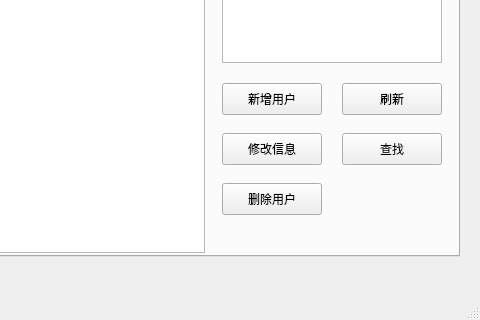
MyQt/Invoice-Manger-Demo, file src/mainwindow.ui: the form before one commit; both pictures show x 320 to 800 and y 280 to 600 of the 800 by 600 pixel window.
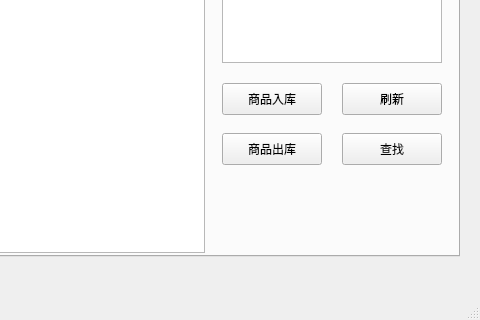
The form after the commit.

Commit message: add production module

```diff
--- a/src/mainwindow.ui
+++ b/src/mainwindow.ui
@@ -48,20 +48,7 @@
        <enum>QAbstractItemView::SelectRows</enum>
       </property>
      </widget>
-     <widget class="QPushButton" name="removeUserButton_2">
-      <property name="geometry">
-       <rect>
-        <x>520</x>
-        <y>420</y>
-        <width>100</width>
-        <height>32</height>
-       </rect>
-      </property>
-      <property name="text">
-       <string>删除用户</string>
-      </property>
-     </widget>
-     <widget class="QPushButton" name="newUserButton_2">
+     <widget class="QPushButton" name="newProductionButton">
       <property name="geometry">
        <rect>
         <x>520</x>
@@ -71,7 +58,7 @@
        </rect>
       </property>
       <property name="text">
-       <string>新增用户</string>
+       <string>商品入库</string>
       </property>
      </widget>
      <widget class="QPushButton" name="reloadButton_2">
@@ -110,7 +97,7 @@
        </rect>
       </property>
       <property name="text">
-       <string>修改信息</string>
+       <string>商品出库</string>
       </property>
      </widget>
      <widget class="QTextEdit" name="produtionDetailEdit">
@@ -130,7 +117,7 @@
       <property name="geometry">
        <rect>
         <x>500</x>
-        <y>460</y>
+        <y>430</y>
         <width>250</width>
         <height>25</height>
        </rect>
```
Left out of the diff: 9 changed lines with no effect on the pictures. The commit also changes 11 other files.
